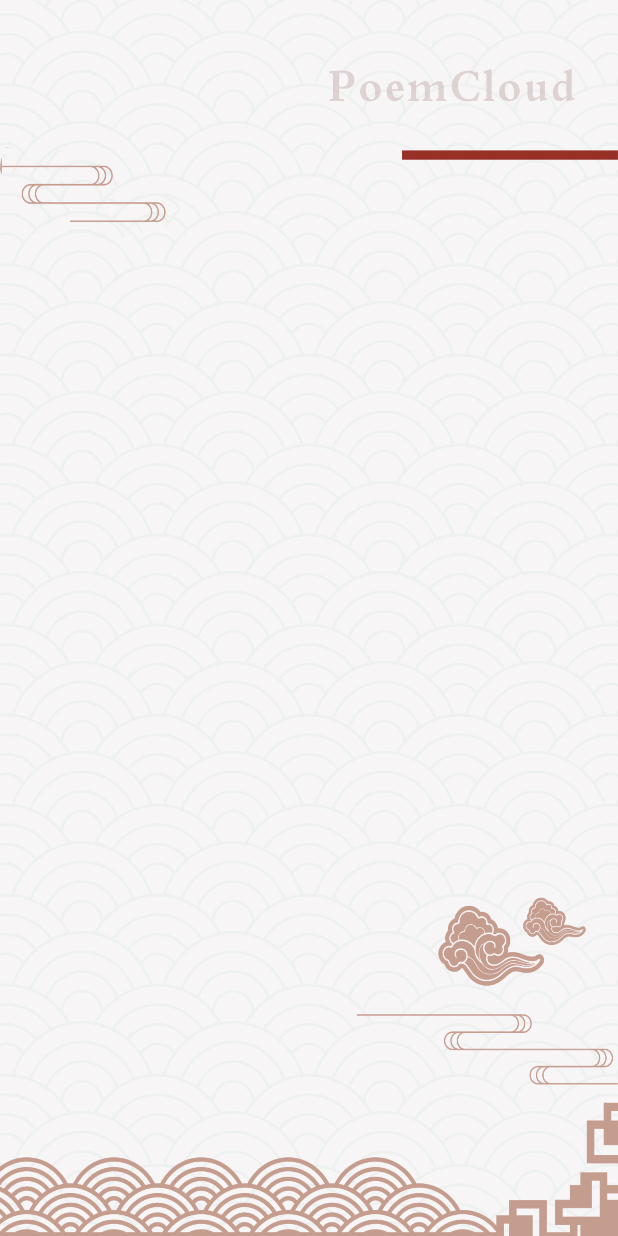
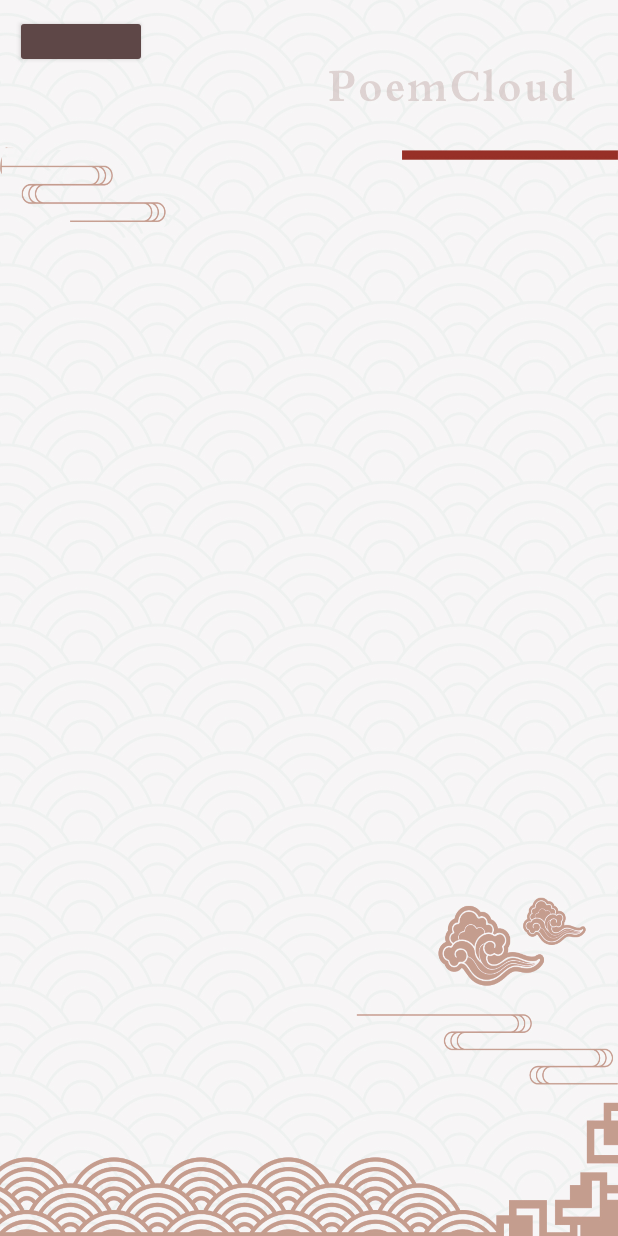
Before and after one commit to dwenking/poem-cloud-app, an Android app: the ContentActivity screen opened directly, with no data from a screen before it, on a phone screen of 412 x 824 dp. Run offline under Robolectric (Android 15) with nearby library versions, the light colour scheme and no system bars; libraries missing offline, so code that uses them is left out: site.gemus.openingstartanimation; 3 statements that could not run were skipped.

Commit message:
Add roll to top function
文常界面添加了[回到顶部]的按钮

```diff
--- a/poemcloud/app/src/main/java/com/ecnu/poemcloud/activity/ContentActivity.java
+++ b/poemcloud/app/src/main/java/com/ecnu/poemcloud/activity/ContentActivity.java
@@ -4,13 +4,19 @@ import androidx.appcompat.app.AppCompatActivity;
 
 import android.content.Intent;
 import android.os.Bundle;
+import android.view.View;
+import android.widget.Button;
+import android.widget.ScrollView;
 import android.widget.TextView;
 
 import com.ecnu.poemcloud.R;
+import com.google.android.material.floatingactionbutton.FloatingActionButton;
 
 public class ContentActivity extends BaseActivity {
 
+
     TextView content; //接收content并展示
+
 
     @Override
     protected void onCreate(Bundle savedInstanceState) {
@@ -24,6 +30,17 @@ public class ContentActivity extends BaseActivity {
         String data1=intent.getStringExtra("content");
         content=findViewById(R.id.content);
         content.setText(data1);
+
+        ScrollView Scroll = (ScrollView)findViewById(R.id.scrollView);
+
+
+        Button Btn1 = (Button)findViewById(R.id.Button01);//获取按钮资源
+        Btn1.setOnClickListener(new Button.OnClickListener(){//创建监听
+            @Override
+            public void onClick(View content) {
+                Scroll.smoothScrollTo(0,0);
+            }
+        });
     }
 
 
--- a/poemcloud/app/src/main/res/layout/activity_content.xml
+++ b/poemcloud/app/src/main/res/layout/activity_content.xml
@@ -1,5 +1,5 @@
 <?xml version="1.0" encoding="utf-8"?>
-<LinearLayout xmlns:android="http://schemas.android.com/apk/res/android"
+<RelativeLayout xmlns:android="http://schemas.android.com/apk/res/android"
     xmlns:app="http://schemas.android.com/apk/res-auto"
     xmlns:tools="http://schemas.android.com/tools"
     android:layout_width="match_parent"
@@ -7,6 +7,7 @@
     android:background="@drawable/content_view">
 
     <ScrollView
+        android:id="@+id/scrollView"
         android:layout_width="fill_parent"
         android:layout_height="fill_parent"
         android:paddingTop="145dp"
@@ -16,12 +17,28 @@
             android:id="@+id/content"
             android:layout_width="wrap_content"
             android:layout_height="wrap_content"
-            android:lineSpacingExtra="13dp"
             android:layout_marginLeft="20dp"
             android:layout_marginRight="20dp"
+            android:letterSpacing="0.09"
+            android:lineSpacingExtra="13dp"
             android:textColor="#5E4747"
-            android:letterSpacing="0.09"
             android:textSize="17sp" />
     </ScrollView>
 
-</LinearLayout>
+    <Button
+        android:id="@+id/Button01"
+        android:layout_width="wrap_content"
+        android:layout_height="35dp"
+        android:layout_marginStart="10dp"
+        android:layout_marginLeft="10dp"
+        android:layout_marginTop="10dp"
+        android:layout_marginEnd="10dp"
+        android:layout_marginRight="10dp"
+        android:layout_marginBottom="10dp"
+        android:src="@drawable/content_view"
+        app:backgroundTint="#5E4747"
+        app:fabSize="mini" />
+
+
+
+</RelativeLayout>
```
